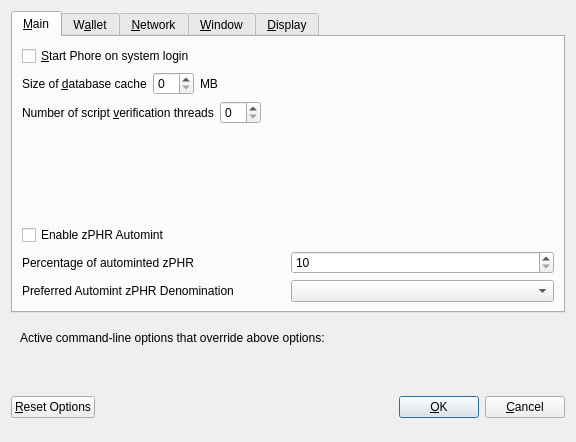
Qt form src/qt/forms/optionsdialog.ui (22388o/CryptoDEX) before a commit.
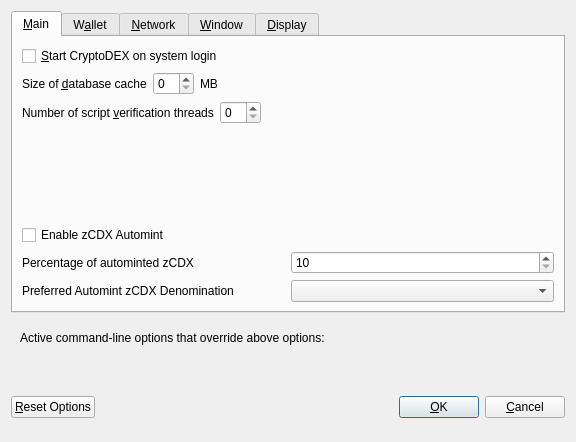
The same form after that commit. Custom widgets are drawn as their Qt base class.

The edit to the form file:
```diff
--- a/src/qt/forms/optionsdialog.ui
+++ b/src/qt/forms/optionsdialog.ui
@@ -33,7 +33,7 @@
           <string>Automatically start Phore after logging in to the system.</string>
          </property>
          <property name="text">
-          <string>&amp;Start Phore on system login</string>
+          <string>&amp;Start CryptoDEX on system login</string>
          </property>
         </widget>
        </item>
@@ -139,7 +139,7 @@
           <enum>Qt::LeftToRight</enum>
          </property>
          <property name="text">
-          <string>Enable zPHR Automint</string>
+          <string>Enable zCDX Automint</string>
          </property>
         </widget>
        </item>
@@ -151,7 +151,7 @@
             <string>Percentage of incoming PHR which get automatically converted to zPHR via Zerocoin Protocol (min: 10%)</string>
            </property>
            <property name="text">
-            <string>Percentage of autominted zPHR</string>
+            <string>Percentage of autominted zCDX</string>
            </property>
           </widget>
          </item>
@@ -184,7 +184,7 @@
             <string>Wait with automatic conversion to Zerocoin until enough PHR for this denomination is available</string>
            </property>
            <property name="text">
-            <string>Preferred Automint zPHR Denomination</string>
+            <string>Preferred Automint zCDX Denomination</string>
            </property>
           </widget>
          </item>
```
Left out of the diff: 18 changed lines with no effect on the pictures.
